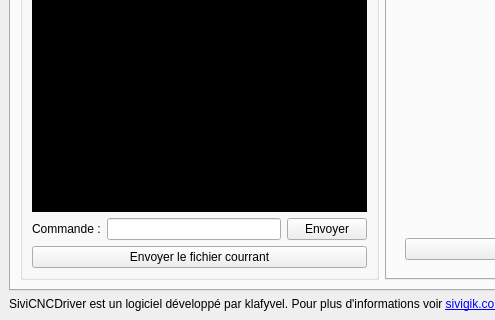
Old version of the form interface/main_window.ui in the repository Klafyvel/SiviCNCDriver; both pictures show x 0 to 495 and y 220 to 540 of the 913 by 540 pixel window.
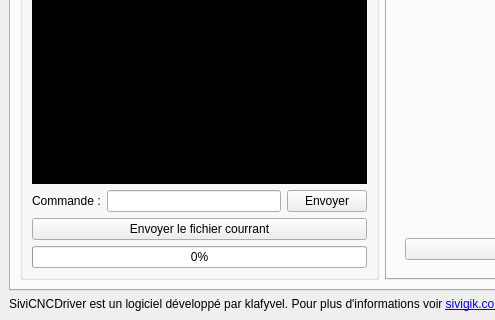
New version of the form. The open tabs and pages were chosen to show the change. Icons and pictures are not drawn.

What changed in the file:
```diff
--- a/interface/main_window.ui
+++ b/interface/main_window.ui
@@ -365,6 +365,13 @@
              </property>
             </widget>
            </item>
+           <item>
+            <widget class="QProgressBar" name="sending_progress">
+             <property name="value">
+              <number>0</number>
+             </property>
+            </widget>
+           </item>
           </layout>
          </widget>
         </item>
```
